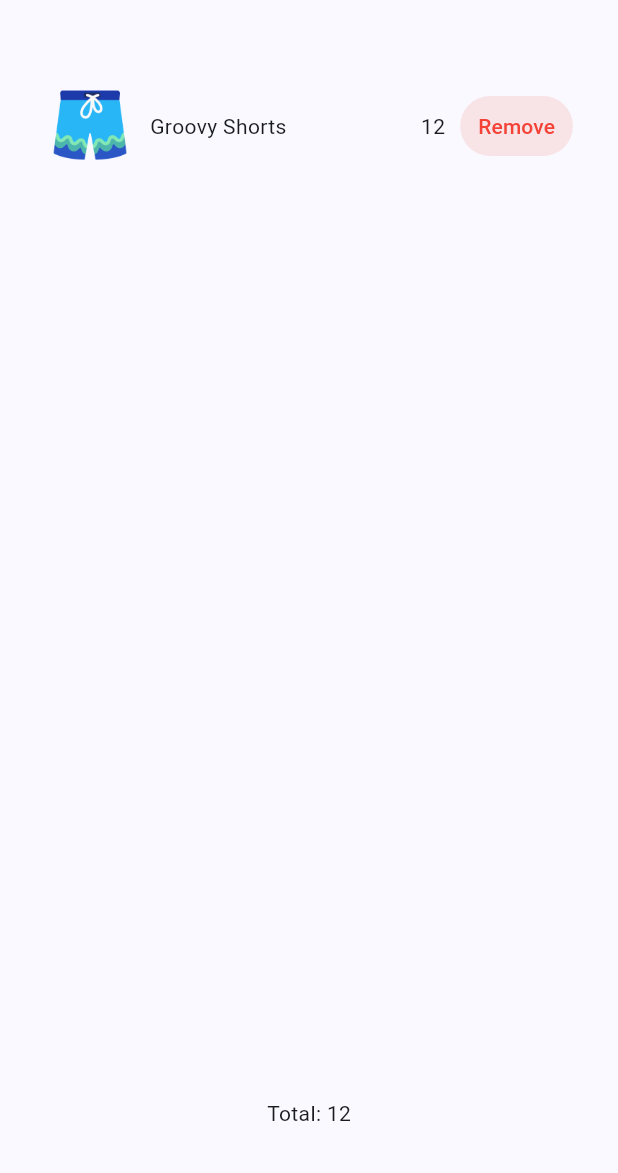
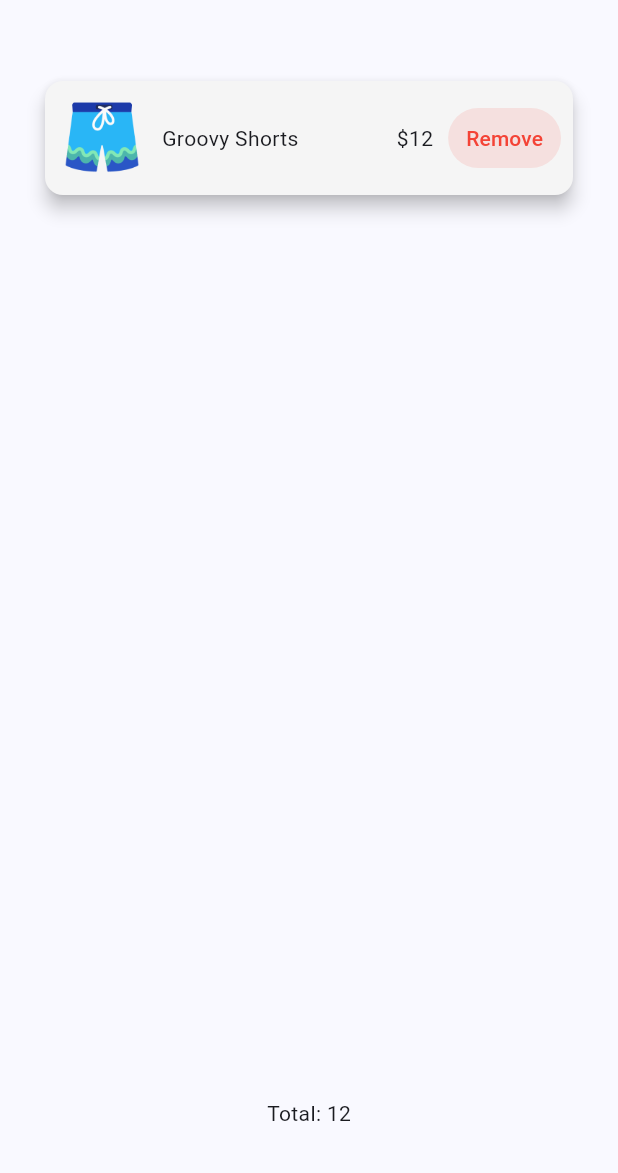
Before and after one commit to PramitLikhan/mini_shop, a Flutter app: the screen it shows after launch, after a tap on "Add to Cart", after a tap on the "shopping bag" icon, on a phone screen of 412 x 824 dp, the part 63-1236 px from its top. Run offline on Flutter 3.47's test engine with Material 3 defaults, Android fonts, the phone set to English and light mode, and no system bars; our stand-ins replace flutter_riverpod, go_router, riverpod_annotation; generated files the repository leaves out were written again.

Commit message:
Improve cart UI and update linter/build dependencies
Refactored the cart screen to use ListView and improved cart product display with Card widgets and price formatting. Increased the product grid's max columns in the home screen. Updated analysis_options.yaml with new linter rules. Upgraded build_runner and flutter_lints to latest versions in pubspec.yaml.

```diff
--- a/analysis_options.yaml
+++ b/analysis_options.yaml
@@ -23,6 +23,10 @@ linter:
   rules:
     # avoid_print: false  # Uncomment to disable the `avoid_print` rule
     # prefer_single_quotes: true  # Uncomment to enable the `prefer_single_quotes` rule
+    avoid_unnecessary_containers
+    avoid_void_async
+    constant_identifier_names
+
 
 # Additional information about this file can be found at
 # https://dart.dev/guides/language/analysis-options
--- a/lib/screens/cart/cart_screen.dart
+++ b/lib/screens/cart/cart_screen.dart
@@ -51,8 +51,9 @@ class CartList extends ConsumerWidget {
   @override
   Widget build(BuildContext context, ref) {
     final cartProducts = ref.watch(cartNotifierProvider);
-    return Column(
-      children: cartProducts.map((e) => CartProduct(product: e)).toList(),
+    return ListView.builder(
+      itemCount: cartProducts.length,
+      itemBuilder: (_, index) => CartProduct(product: cartProducts.elementAt(index)),
     );
   }
 }
@@ -64,18 +65,23 @@ class CartProduct extends ConsumerWidget {
   });
   final Product product;
   @override
-  Widget build(BuildContext context, ref) => Container(
-        padding: EdgeInsets.symmetric(vertical: 10),
+  Widget build(BuildContext context, ref) => Card(
+        elevation: 5,
+        color: Colors.grey.shade100,
+        margin: EdgeInsets.symmetric(vertical: 10),
+        child: Padding(
+          padding: const EdgeInsets.all(8.0),
           child: Row(
             children: [
               Image.asset(product.image, height: 60, width: 60),
               SizedBox(width: 10),
               Text(product.title),
               Spacer(),
-            Text(product.price.toString()),
+              Text("\$${product.price.toString()}"),
               SizedBox(width: 10),
               AddToCartButton(product: product),
             ],
           ),
+        ),
       );
 }
--- a/lib/screens/home/home_screen.dart
+++ b/lib/screens/home/home_screen.dart
@@ -30,7 +30,7 @@ class ProductGrid extends ConsumerWidget {
     final products = ref.watch(productsProvider);
     return LayoutBuilder(
       builder: (context, constraints) {
-        final crossAxisCount = (constraints.maxWidth ~/ 200).clamp(1, 4);
+        final crossAxisCount = (constraints.maxWidth ~/ 200).clamp(1, 8);
         return GridView.builder(
           itemCount: products.length,
           gridDelegate: SliverGridDelegateWithFixedCrossAxisCount(
--- a/pubspec.yaml
+++ b/pubspec.yaml
@@ -16,9 +16,9 @@ dependencies:
 dev_dependencies:
   flutter_test:
     sdk: flutter
-  flutter_lints: ^5.0.0
+  flutter_lints: ^6.0.0
   riverpod_generator: ^2.6.5
-  build_runner: ^2.4.15
+  build_runner: ^2.5.4
 flutter:
   uses-material-design: true
   assets:
```
Also changed, not shown: pubspec.lock. Lines whose indentation alone changed are shown as unchanged.
